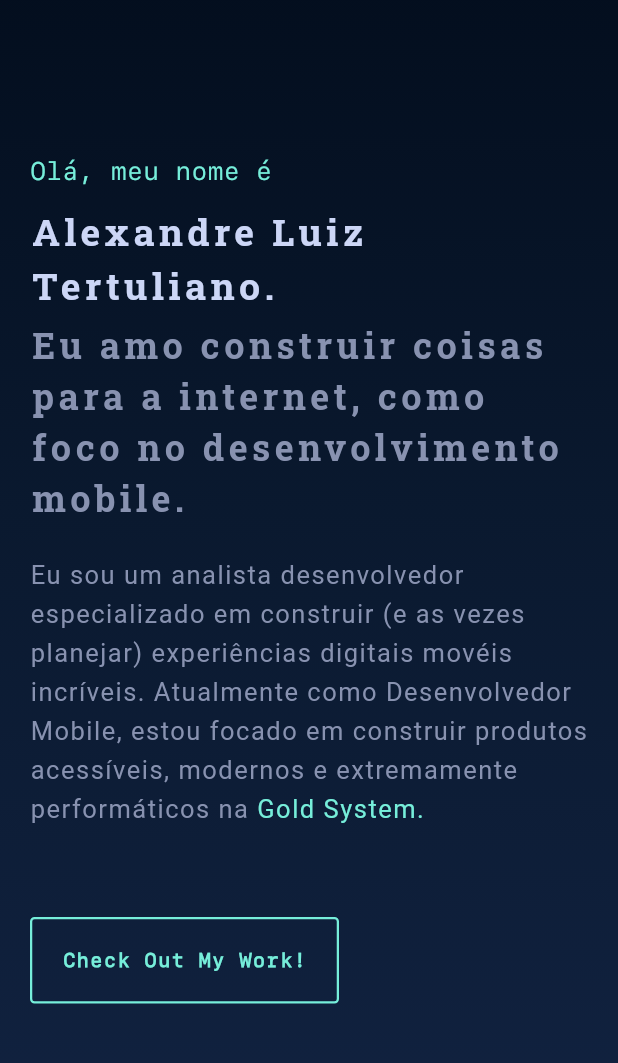
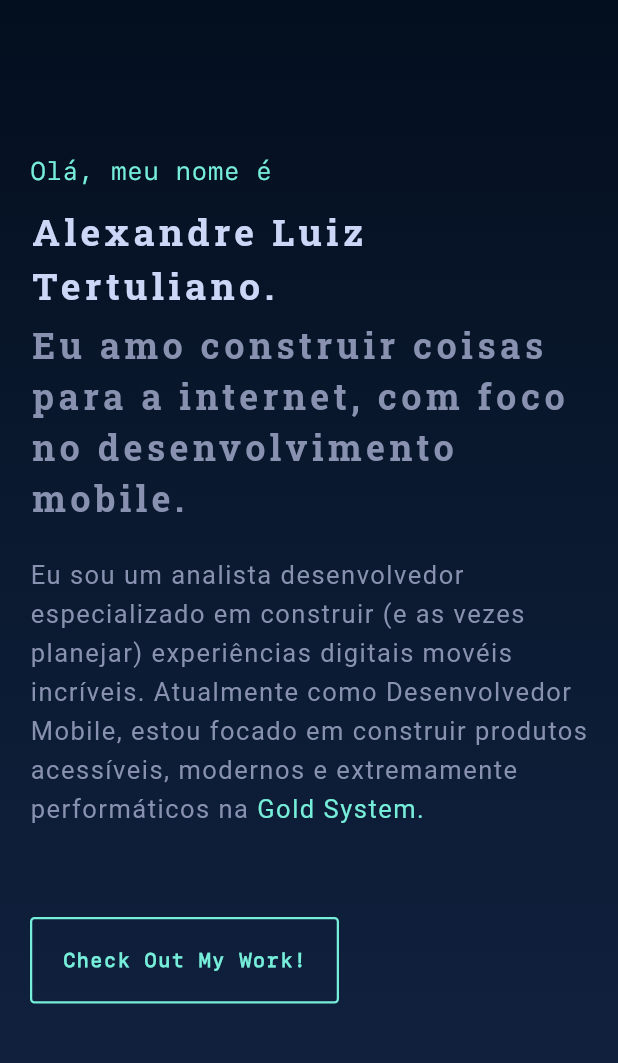
Before and after one commit to AlexandreTertuliano/portfolioAlexandre, a Flutter app: the screen it shows after launch, on a phone screen of 412 x 824 dp, the part 107-1170 px from its top. Run offline on Flutter 3.47's test engine with Material 3 defaults, Android fonts, the phone set to English and light mode, and no system bars; drawn by our look-alikes of scroll_to_index; our stand-ins replace animated_text_kit, flutter_riverpod, flutter_svg, google_fonts.

Commit message:
Update strings.dart

```diff
--- a/lib/resource/strings.dart
+++ b/lib/resource/strings.dart
@@ -3,7 +3,7 @@ class Strings {
   static const welcomeTxt = '''Olá, meu nome é''';
   static const name = '''Alexandre Luiz Tertuliano.'''; // add . at the end
   static const whatIdo =
-      '''Eu amo construir coisas para a internet, como foco no desenvolvimento mobile.'''; // add . at the end
+      '''Eu amo construir coisas para a internet, com foco no desenvolvimento mobile.'''; // add . at the end
   static const introAbout =
       '''Eu sou um analista desenvolvedor especializado em construir (e as vezes planejar) experiências digitais movéis incríveis. Atualmente como Desenvolvedor Mobile, estou focado em construir produtos acessíveis, modernos e extremamente performáticos na ''';
   static const currentOrgName = '''Gold System.'''; // add . at the end
```
